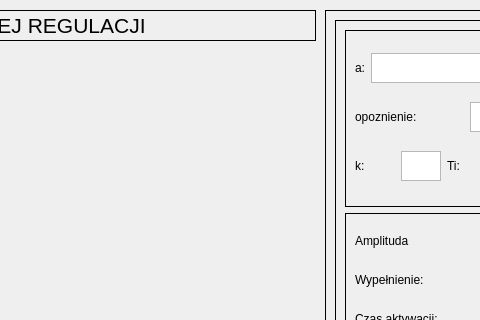
First picture: the form in ProjektUARqt/ukladautomatycznejregulacji.ui, repository dawib19992/ProjekcikUAR, before the edit; both pictures show x 565 to 1045 and y 0 to 320 of the 1229 by 749 pixel window.
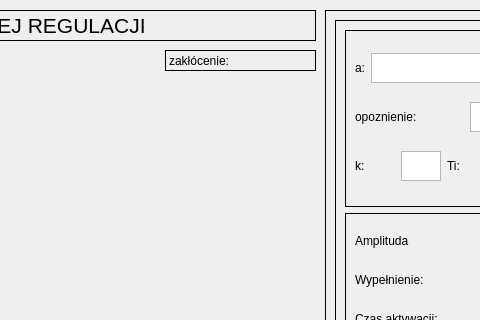
Second picture: the form after the edit. Custom widgets are drawn as their Qt base class.

Commit message: Walidacja i poprawa wykresu

```diff
--- a/ProjektUARqt/ukladautomatycznejregulacji.ui
+++ b/ProjektUARqt/ukladautomatycznejregulacji.ui
@@ -24,9 +24,9 @@
     <property name="geometry">
      <rect>
       <x>10</x>
-      <y>40</y>
+      <y>80</y>
       <width>871</width>
-      <height>641</height>
+      <height>601</height>
      </rect>
     </property>
    </widget>
@@ -704,6 +704,22 @@
      </item>
     </layout>
    </widget>
+   <widget class="QLabel" name="zaklocenie_wartosc">
+    <property name="geometry">
+     <rect>
+      <x>730</x>
+      <y>50</y>
+      <width>151</width>
+      <height>21</height>
+     </rect>
+    </property>
+    <property name="frameShape">
+     <enum>QFrame::Box</enum>
+    </property>
+    <property name="text">
+     <string>zakłócenie:</string>
+    </property>
+   </widget>
   </widget>
   <widget class="QMenuBar" name="menubar">
    <property name="geometry">
```
The commit also changes 2 other files.
